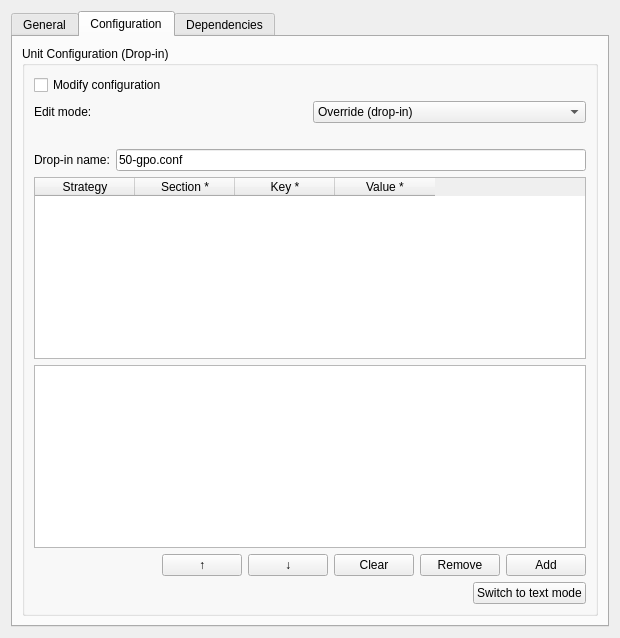
First picture: the form in src/plugins/preferences/systemd/systemdwidget.ui, repository kiper220-alt/gpui, before the edit.
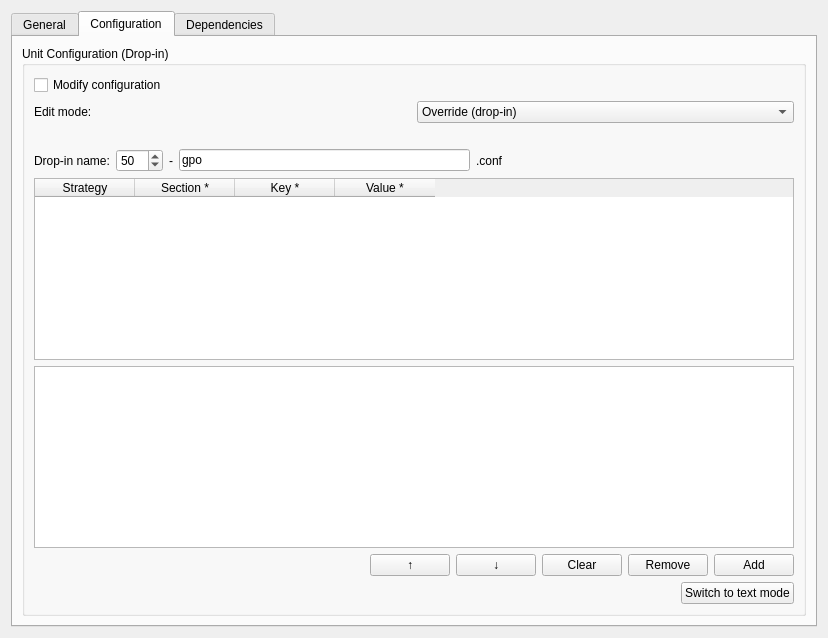
Second picture: the form after the edit. The open tabs and pages were chosen to show the change.

Commit message: fix: tighten systemd preferences form behavior

The edit to the form file:
```diff
--- a/src/plugins/preferences/systemd/systemdwidget.ui
+++ b/src/plugins/preferences/systemd/systemdwidget.ui
@@ -258,19 +258,59 @@
              </widget>
             </item>
             <item>
-             <widget class="QLineEdit" name="dropInNameLineEdit">
+             <widget class="QSpinBox" name="dropInPrefixSpinBox">
+              <property name="minimum">
+               <number>0</number>
+              </property>
+              <property name="maximum">
+               <number>999</number>
+              </property>
+              <property name="value">
+               <number>50</number>
+              </property>
+             </widget>
+            </item>
+            <item>
+             <widget class="QLabel" name="dropInSeparatorLabel">
               <property name="text">
-               <string>50-gpo.conf</string>
+               <string>-</string>
               </property>
              </widget>
             </item>
+            <item>
+             <widget class="QLineEdit" name="dropInBaseNameLineEdit">
+              <property name="text">
+               <string>gpo</string>
+              </property>
+             </widget>
+            </item>
+            <item>
+             <widget class="QLabel" name="dropInSuffixLabel">
+              <property name="text">
+               <string>.conf</string>
+              </property>
+             </widget>
+            </item>
+            <item>
+             <spacer name="dropInSpacer">
+              <property name="orientation">
+               <enum>Qt::Horizontal</enum>
+              </property>
+              <property name="sizeHint" stdset="0">
+               <size>
+                <width>40</width>
+                <height>20</height>
+               </size>
+              </property>
+             </spacer>
+            </item>
            </layout>
           </item>
           <item>
            <widget class="QTableWidget" name="actionsTableWidget">
             <property name="minimumSize">
              <size>
-              <width>0</width>
+              <width>760</width>
               <height>140</height>
              </size>
             </property>
```
Left out of the diff: 3 changed lines with no effect on the pictures. The commit also changes 4 other files.
